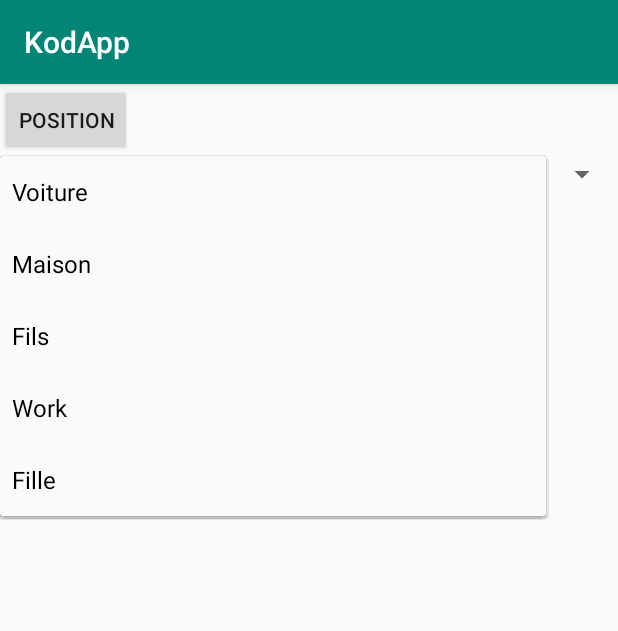
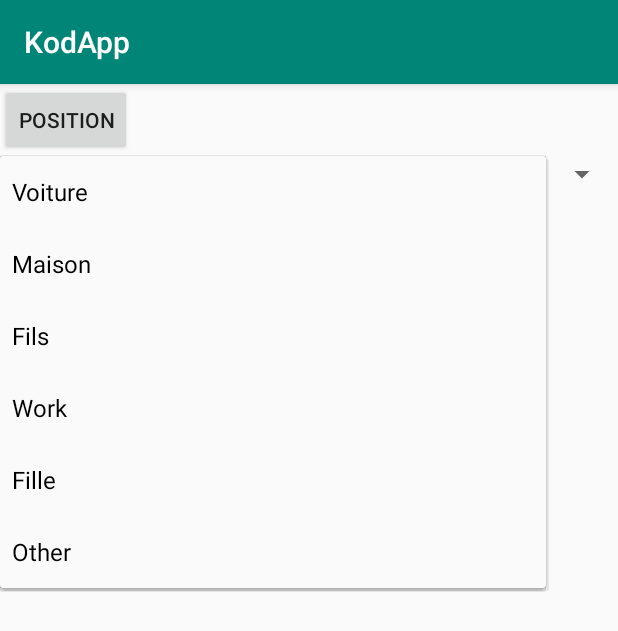
Before and after one commit to Vincent-Renard/KodApp, an Android app: the AddLocActivity screen opened directly, with no data from a screen before it, after a tap on "Voiture", on a phone screen of 412 x 824 dp. Shown: the top 631 px of the screen. Run offline under Robolectric (Android 15) with nearby library versions, the phone set to English and light mode, and no system bars; our stand-ins replace Room's generated code.

Commit message:
Add item other in details_list

```diff
--- a/app/src/main/java/fr/univorleans/etu/renardez/kodapp/AddLocActivity.java
+++ b/app/src/main/java/fr/univorleans/etu/renardez/kodapp/AddLocActivity.java
@@ -15,6 +15,7 @@ import android.util.Log;
 import android.view.View;
 import android.widget.AdapterView;
 import android.widget.ArrayAdapter;
+import android.widget.EditText;
 import android.widget.Spinner;
 
 import androidx.appcompat.app.AlertDialog;
@@ -25,7 +26,7 @@ import androidx.core.content.ContextCompat;
 import fr.univorleans.etu.renardez.kodapp.db.Frigo;
 import fr.univorleans.etu.renardez.kodapp.entities.PositionUser;
 
-public class AddLocActivity extends AppCompatActivity implements LocationListener {
+public class AddLocActivity extends AppCompatActivity implements LocationListener, AdapterView.OnItemSelectedListener {
     public static final int PERMISSION_REQUEST_ACCESS_FINE_LOCATION = 1;
 
     private LocationManager locationManager;
@@ -33,6 +34,10 @@ public class AddLocActivity extends AppCompatActivity implements LocationListene
     private Frigo base;
 
     private Spinner spinner;
+    private EditText otherEditText;
+
+    private String[] detailsList;
+
     @Override
     protected void onCreate(Bundle savedInstanceState) {
         super.onCreate(savedInstanceState);
@@ -40,14 +45,16 @@ public class AddLocActivity extends AppCompatActivity implements LocationListene
         locationManager = (LocationManager) getSystemService(Context.LOCATION_SERVICE);
         base = Frigo.getInstance(getApplicationContext());
         spinner = (Spinner) findViewById(R.id.detail_loc_spinner);
+        otherEditText = findViewById(R.id.other_edit_text);
 
+        detailsList = getResources().getStringArray(R.array.details_list);
         ArrayAdapter<CharSequence> adapter = ArrayAdapter.createFromResource(this,
                 R.array.details_list, android.R.layout.simple_spinner_item);
 // Specify the layout to use when the list of choices appears
         adapter.setDropDownViewResource(android.R.layout.simple_spinner_dropdown_item);
 // Apply the adapter to the spinner
         spinner.setAdapter(adapter);
-        // spinner.setOnItemSelectedListener(this);
+        spinner.setOnItemSelectedListener(this);
     }
 
     public void getLocation() {
@@ -86,14 +93,20 @@ public class AddLocActivity extends AppCompatActivity implements LocationListene
         }
     }
 
-    public void onItemSelected(AdapterView<?> parent, View view, int pos, long id) {
-        // An item was selected. You can retrieve the selected item using
-        // parent.getItemAtPosition(pos)
+    @Override
+    public void onItemSelected(AdapterView<?> parent, View view, int position, long id) {
+        otherEditText.setVisibility(
+            (position == detailsList.length - 1)
+                ? View.VISIBLE
+                : View.GONE
+        );
     }
 
+    @Override
     public void onNothingSelected(AdapterView<?> parent) {
-        // Another interface callback
+
     }
+
     @Override
     public void onLocationChanged(Location location) {
         currentLocation = location;
--- a/app/src/main/res/layout/activity_add_loc.xml
+++ b/app/src/main/res/layout/activity_add_loc.xml
@@ -30,6 +30,15 @@
             android:layout_width="fill_parent"
             android:layout_height="wrap_content" />
 
+        <EditText
+            android:id="@+id/other_edit_text"
+            android:layout_width="match_parent"
+            android:layout_height="wrap_content"
+            android:visibility="gone"
+            android:inputType="text"
+            android:importantForAutofill="no"
+            android:hint="@string/other" />
+
         <TextView
             android:id="@+id/textView"
             android:layout_width="match_parent"
--- a/app/src/main/res/values/array.xml
+++ b/app/src/main/res/values/array.xml
@@ -8,6 +8,6 @@
         <item>Fils</item>
         <item>Work </item>
         <item>Fille</item>
-
+        <item>@string/other</item>
     </string-array>
 </resources>
--- a/app/src/main/res/values/strings.xml
+++ b/app/src/main/res/values/strings.xml
@@ -6,4 +6,5 @@
     <string name="button_clean_base_menu">Clear</string>
     <string name="button_add_pos_menu">Add Pos</string>
     <string name="button_goto_list_menu">Go Liste</string>
+    <string name="other">Other</string>
 </resources>
```
